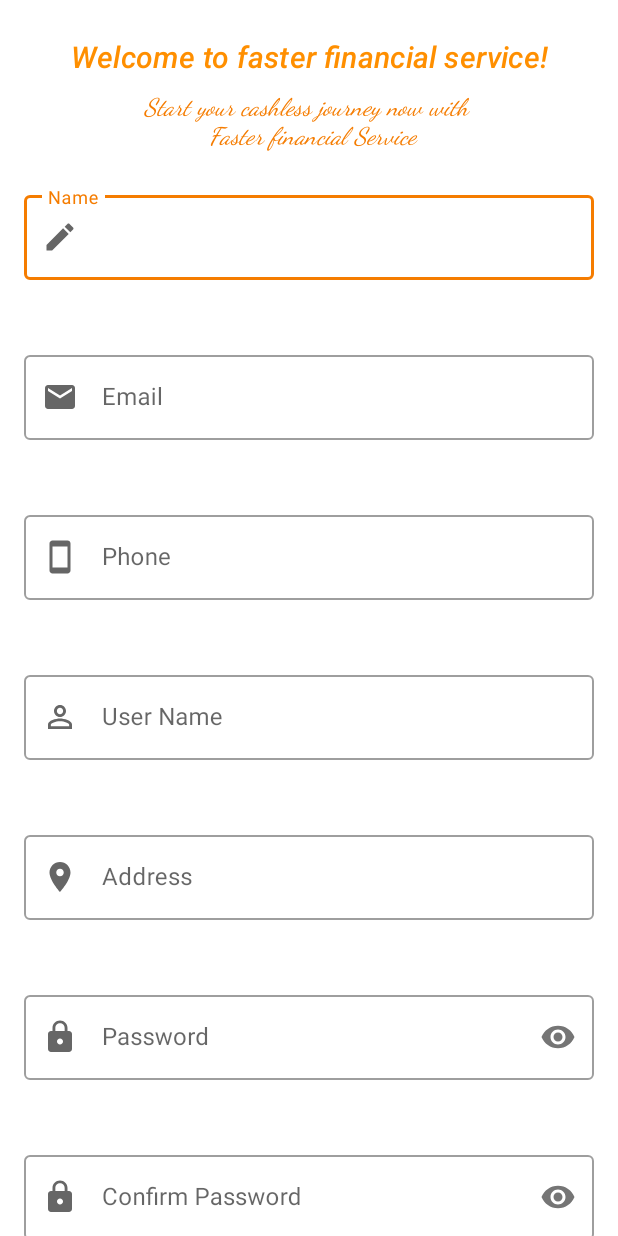
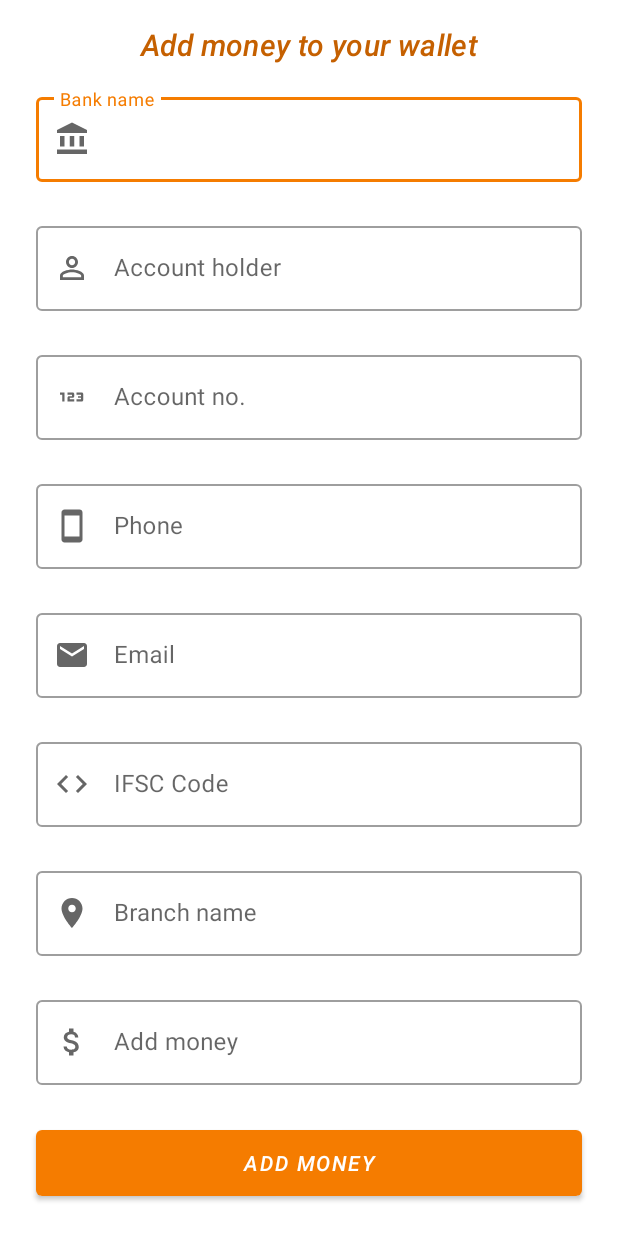
Before and after one commit to Sorabhkumar-dev/Data-store-android-implementation, an Android app: the layout fragment_add_money.xml on its own in the app's theme, with its tools: preview values and no code run, on a phone screen of 412 x 824 dp. Run offline under Robolectric (Android 15) with nearby library versions, the phone set to English and light mode, and no system bars.

Commit message:
chore:completed ui 90 %

```diff
--- /dev/null
+++ b/app/src/main/res/drawable/ic_add.xml
@@ -0,0 +1,5 @@
+<vector android:height="24dp" android:tint="#000000"
+    android:viewportHeight="24" android:viewportWidth="24"
+    android:width="24dp" xmlns:android="http://schemas.android.com/apk/res/android">
+    <path android:fillColor="@android:color/white" android:pathData="M19,13h-6v6h-2v-6H5v-2h6V5h2v6h6v2z"/>
+</vector>
--- /dev/null
+++ b/app/src/main/res/drawable/ic_bank.xml
@@ -0,0 +1,9 @@
+<vector android:height="24dp" android:tint="#000000"
+    android:viewportHeight="24" android:viewportWidth="24"
+    android:width="24dp" xmlns:android="http://schemas.android.com/apk/res/android">
+    <path android:fillColor="@android:color/white" android:pathData="M4,10h3v7h-3z"/>
+    <path android:fillColor="@android:color/white" android:pathData="M10.5,10h3v7h-3z"/>
+    <path android:fillColor="@android:color/white" android:pathData="M2,19h20v3h-20z"/>
+    <path android:fillColor="@android:color/white" android:pathData="M17,10h3v7h-3z"/>
+    <path android:fillColor="@android:color/white" android:pathData="M12,1l-10,5l0,2l20,0l0,-2z"/>
+</vector>
--- /dev/null
+++ b/app/src/main/res/drawable/ic_code.xml
@@ -0,0 +1,5 @@
+<vector android:height="24dp" android:tint="#000000"
+    android:viewportHeight="24" android:viewportWidth="24"
+    android:width="24dp" xmlns:android="http://schemas.android.com/apk/res/android">
+    <path android:fillColor="@android:color/white" android:pathData="M9.4,16.6L4.8,12l4.6,-4.6L8,6l-6,6 6,6 1.4,-1.4zM14.6,16.6l4.6,-4.6 -4.6,-4.6L16,6l6,6 -6,6 -1.4,-1.4z"/>
+</vector>
--- /dev/null
+++ b/app/src/main/res/drawable/ic_money.xml
@@ -0,0 +1,5 @@
+<vector android:height="24dp" android:tint="#000000"
+    android:viewportHeight="24" android:viewportWidth="24"
+    android:width="24dp" xmlns:android="http://schemas.android.com/apk/res/android">
+    <path android:fillColor="@android:color/white" android:pathData="M11.8,10.9c-2.27,-0.59 -3,-1.2 -3,-2.15 0,-1.09 1.01,-1.85 2.7,-1.85 1.78,0 2.44,0.85 2.5,2.1h2.21c-0.07,-1.72 -1.12,-3.3 -3.21,-3.81V3h-3v2.16c-1.94,0.42 -3.5,1.68 -3.5,3.61 0,2.31 1.91,3.46 4.7,4.13 2.5,0.6 3,1.48 3,2.41 0,0.69 -0.49,1.79 -2.7,1.79 -2.06,0 -2.87,-0.92 -2.98,-2.1h-2.2c0.12,2.19 1.76,3.42 3.68,3.83V21h3v-2.15c1.95,-0.37 3.5,-1.5 3.5,-3.55 0,-2.84 -2.43,-3.81 -4.7,-4.4z"/>
+</vector>
--- /dev/null
+++ b/app/src/main/res/drawable/ic_number.xml
@@ -0,0 +1,5 @@
+<vector android:height="24dp" android:tint="#000000"
+    android:viewportHeight="24" android:viewportWidth="24"
+    android:width="24dp" xmlns:android="http://schemas.android.com/apk/res/android">
+    <path android:fillColor="@android:color/white" android:pathData="M7,15H5.5v-4.5H4V9h3V15zM13.5,13.5h-3v-1h2c0.55,0 1,-0.45 1,-1V10c0,-0.55 -0.45,-1 -1,-1H9v1.5h3v1h-2c-0.55,0 -1,0.45 -1,1V15h4.5V13.5zM19.5,14v-4c0,-0.55 -0.45,-1 -1,-1H15v1.5h3v1h-2v1h2v1h-3V15h3.5C19.05,15 19.5,14.55 19.5,14z"/>
+</vector>
--- /dev/null
+++ b/app/src/main/res/drawable/ic_wallet.xml
@@ -0,0 +1,5 @@
+<vector android:height="24dp" android:tint="#000000"
+    android:viewportHeight="24" android:viewportWidth="24"
+    android:width="24dp" xmlns:android="http://schemas.android.com/apk/res/android">
+    <path android:fillColor="@android:color/white" android:pathData="M21,18v1c0,1.1 -0.9,2 -2,2L5,21c-1.11,0 -2,-0.9 -2,-2L3,5c0,-1.1 0.89,-2 2,-2h14c1.1,0 2,0.9 2,2v1h-9c-1.11,0 -2,0.9 -2,2v8c0,1.1 0.89,2 2,2h9zM12,16h10L22,8L12,8v8zM16,13.5c-0.83,0 -1.5,-0.67 -1.5,-1.5s0.67,-1.5 1.5,-1.5 1.5,0.67 1.5,1.5 -0.67,1.5 -1.5,1.5z"/>
+</vector>
--- a/app/src/main/res/layout/fragment_signup.xml
+++ b/app/src/main/res/layout/fragment_add_money.xml
@@ -4,8 +4,7 @@
     xmlns:tools="http://schemas.android.com/tools"
     android:layout_width="match_parent"
     android:layout_height="match_parent"
-    android:contentDescription="@string/app_name"
-    tools:context=".ui.fragment.SignUpFragment">
+    tools:context="com.sorabh.datastore.ui.fragment.AddMoneyFragment">
 
     <androidx.constraintlayout.widget.ConstraintLayout
         android:layout_width="match_parent"
@@ -16,222 +15,196 @@
             android:layout_width="wrap_content"
             android:layout_height="wrap_content"
             android:orientation="vertical"
-            app:layout_constraintGuide_begin="16dp" />
+            app:layout_constraintGuide_begin="24dp" />
 
         <androidx.constraintlayout.widget.Guideline
-            android:id="@+id/guide_end"
+            android:id="@id/guide_end"
             android:layout_width="wrap_content"
             android:layout_height="wrap_content"
             android:orientation="vertical"
-            app:layout_constraintGuide_end="16dp" />
+            app:layout_constraintGuide_end="24dp" />
 
         <com.google.android.material.textview.MaterialTextView
-            android:id="@+id/txv_welcome"
+            android:id="@+id/txv_add_money"
             android:layout_width="0dp"
             android:layout_height="wrap_content"
-            android:layout_marginTop="24dp"
+            android:layout_marginTop="16dp"
             android:gravity="center"
-            android:text="@string/welcome_to_faster_financial_service"
             android:textAppearance="@style/TextAppearance.MaterialComponents.Headline6"
-            android:textColor="?colorSecondary"
+            android:textColor="@color/amber_dark"
             android:textStyle="italic"
             app:layout_constraintEnd_toEndOf="@id/guide_end"
             app:layout_constraintStart_toStartOf="@id/guide_start"
-            app:layout_constraintTop_toTopOf="parent" />
+            app:layout_constraintTop_toTopOf="parent"
+            android:text="@string/add_money_to_your_wallet" />
 
-        <com.google.android.material.textview.MaterialTextView
-            android:id="@+id/txv_start_your"
-            style="@style/TextAppearance.MaterialComponents.Subtitle1"
+        <com.google.android.material.textfield.TextInputLayout
+            android:id="@+id/edt_bank_name_layout"
+            style="@style/Widget.MaterialComponents.TextInputLayout.OutlinedBox"
             android:layout_width="0dp"
             android:layout_height="wrap_content"
-            android:layout_marginTop="10dp"
-            android:fontFamily="sans-serif-medium"
-            android:gravity="center"
-            android:textAppearance="@style/TextAppearance.MaterialComponents.Headline6"
-            android:text="@string/start_your_cashless_journey_now"
-            android:textColor="@color/orange_700"
-            android:textStyle="italic"
-            app:fontFamily="cursive"
+            android:hint="@string/bank_name"
+            android:layout_marginTop="16dp"
             app:layout_constraintEnd_toEndOf="@id/guide_end"
             app:layout_constraintStart_toStartOf="@id/guide_start"
-            app:layout_constraintTop_toBottomOf="@id/txv_welcome" />
+            app:layout_constraintTop_toBottomOf="@id/txv_add_money"
+            app:startIconDrawable="@drawable/ic_bank">
+
+            <com.google.android.material.textfield.TextInputEditText
+                android:id="@+id/edt_bank_name"
+                android:layout_width="match_parent"
+                android:layout_height="match_parent"
+                android:inputType="text" />
+        </com.google.android.material.textfield.TextInputLayout>
+
 
         <com.google.android.material.textfield.TextInputLayout
-            android:id="@+id/txv_name_layout"
+            android:id="@+id/edt_account_holder_layout"
+            style="@style/Widget.MaterialComponents.TextInputLayout.OutlinedBox"
+            android:layout_width="0dp"
+            android:layout_height="wrap_content"
+            android:hint="@string/account_holder"
+            android:layout_marginTop="24dp"
+            app:layout_constraintEnd_toEndOf="@id/guide_end"
+            app:layout_constraintStart_toStartOf="@id/guide_start"
+            app:layout_constraintTop_toBottomOf="@id/edt_bank_name_layout"
+            app:startIconDrawable="@drawable/ic_user">
+
+            <com.google.android.material.textfield.TextInputEditText
+                android:id="@+id/edt_account_holder"
+                android:layout_width="match_parent"
+                android:layout_height="match_parent"
+                android:inputType="text" />
+        </com.google.android.material.textfield.TextInputLayout>
+
+        <com.google.android.material.textfield.TextInputLayout
+            android:id="@+id/edt_account_no_layout"
             style="@style/Widget.MaterialComponents.TextInputLayout.OutlinedBox"
             android:layout_width="0dp"
             android:layout_height="wrap_content"
             android:layout_marginTop="24dp"
-            android:hint="@string/name"
-            app:counterMaxLength="80"
-            app:errorEnabled="true"
-            app:errorIconDrawable="@drawable/ic_error"
-            app:errorIconTint="?colorError"
+            android:hint="@string/account_number"
             app:layout_constraintEnd_toEndOf="@id/guide_end"
             app:layout_constraintStart_toStartOf="@id/guide_start"
-            app:layout_constraintTop_toBottomOf="@id/txv_start_your"
-            app:startIconDrawable="@drawable/ic_edit">
+            app:layout_constraintTop_toBottomOf="@id/edt_account_holder_layout"
+            app:startIconDrawable="@drawable/ic_number">
 
             <com.google.android.material.textfield.TextInputEditText
-                android:id="@+id/txv_name"
+                android:id="@+id/edt_account_no"
                 android:layout_width="match_parent"
                 android:layout_height="match_parent"
-                android:inputType="text"/>
+                android:inputType="number" />
         </com.google.android.material.textfield.TextInputLayout>
 
         <com.google.android.material.textfield.TextInputLayout
-            android:id="@+id/txv_email_layout"
+            android:id="@+id/edt_phone_layout"
+            style="@style/Widget.MaterialComponents.TextInputLayout.OutlinedBox"
+            android:layout_width="0dp"
+            android:layout_height="wrap_content"
+            android:layout_marginTop="24dp"
+            android:hint="@string/phone"
+            app:layout_constraintEnd_toEndOf="@id/guide_end"
+            app:layout_constraintStart_toStartOf="@id/guide_start"
+            app:layout_constraintTop_toBottomOf="@id/edt_account_no_layout"
+            app:startIconDrawable="@drawable/ic_smartphone">
+
+            <com.google.android.material.textfield.TextInputEditText
+                android:id="@+id/edt_phone"
+                android:layout_width="match_parent"
+                android:layout_height="match_parent"
+                android:inputType="phone" />
+        </com.google.android.material.textfield.TextInputLayout>
+
+
+        <com.google.android.material.textfield.TextInputLayout
+            android:id="@+id/edt_email_layout"
             style="@style/Widget.MaterialComponents.TextInputLayout.OutlinedBox"
             android:layout_width="0dp"
             android:layout_height="wrap_content"
             android:layout_marginTop="24dp"
             android:hint="@string/email"
-            app:counterMaxLength="50"
-            app:errorEnabled="true"
-            app:errorIconDrawable="@drawable/ic_error"
-            app:errorIconTint="?colorError"
             app:layout_constraintEnd_toEndOf="@id/guide_end"
             app:layout_constraintStart_toStartOf="@id/guide_start"
-            app:layout_constraintTop_toBottomOf="@id/txv_name_layout"
+            app:layout_constraintTop_toBottomOf="@id/edt_phone_layout"
             app:startIconDrawable="@drawable/ic_email">
 
             <com.google.android.material.textfield.TextInputEditText
-                android:id="@+id/txv_email"
+                android:id="@+id/edt_email"
                 android:layout_width="match_parent"
                 android:layout_height="match_parent"
-                android:inputType="textEmailAddress"/>
+                android:inputType="textEmailAddress" />
         </com.google.android.material.textfield.TextInputLayout>
 
         <com.google.android.material.textfield.TextInputLayout
-            android:id="@+id/txv_phone_layout"
+            android:id="@+id/edt_ifsc_layout"
             style="@style/Widget.MaterialComponents.TextInputLayout.OutlinedBox"
             android:layout_width="0dp"
             android:layout_height="wrap_content"
             android:layout_marginTop="24dp"
-            android:hint="@string/phone"
-            app:counterMaxLength="10"
-            app:errorEnabled="true"
-            app:errorIconDrawable="@drawable/ic_error"
-            app:errorIconTint="?colorError"
+            android:hint="@string/ifsc_code"
             app:layout_constraintEnd_toEndOf="@id/guide_end"
             app:layout_constraintStart_toStartOf="@id/guide_start"
-            app:layout_constraintTop_toBottomOf="@id/txv_email_layout"
-            app:startIconDrawable="@drawable/ic_smartphone">
+            app:layout_constraintTop_toBottomOf="@id/edt_email_layout"
+            app:startIconDrawable="@drawable/ic_code">
 
             <com.google.android.material.textfield.TextInputEditText
-                android:id="@+id/txv_phone"
+                android:id="@+id/edt_ifsc_code"
                 android:layout_width="match_parent"
                 android:layout_height="match_parent"
-                android:inputType="phone"/>
+                android:inputType="text" />
         </com.google.android.material.textfield.TextInputLayout>
 
         <com.google.android.material.textfield.TextInputLayout
-            android:id="@+id/txv_user_name_layout"
+            android:id="@+id/edt_branch_layout"
             style="@style/Widget.MaterialComponents.TextInputLayout.OutlinedBox"
             android:layout_width="0dp"
             android:layout_height="wrap_content"
             android:layout_marginTop="24dp"
-            android:hint="@string/user_name"
-            app:counterMaxLength="30"
-            app:errorEnabled="true"
-            app:errorIconDrawable="@drawable/ic_error"
-            app:errorIconTint="?colorError"
+            android:hint="@string/branch_name"
             app:layout_constraintEnd_toEndOf="@id/guide_end"
             app:layout_constraintStart_toStartOf="@id/guide_start"
-            app:layout_constraintTop_toBottomOf="@id/txv_phone_layout"
-            app:startIconDrawable="@drawable/ic_user">
+            app:layout_constraintTop_toBottomOf="@id/edt_ifsc_layout"
+            app:startIconDrawable="@drawable/ic_location">
 
             <com.google.android.material.textfield.TextInputEditText
-                android:id="@+id/txv_user_name"
+                android:id="@+id/edt_branch_name"
                 android:layout_width="match_parent"
                 android:layout_height="match_parent"
-                android:inputType="text"/>
+                android:inputType="text" />
         </com.google.android.material.textfield.TextInputLayout>
 
         <com.google.android.material.textfield.TextInputLayout
-            android:id="@+id/txv_address_layout"
+            android:id="@+id/edt_balance_layout"
             style="@style/Widget.MaterialComponents.TextInputLayout.OutlinedBox"
             android:layout_width="0dp"
             android:layout_height="wrap_content"
             android:layout_marginTop="24dp"
-            android:hint="@string/address"
-            app:counterMaxLength="100"
-            app:errorEnabled="true"
-            app:errorIconDrawable="@drawable/ic_error"
-            app:errorIconTint="?colorError"
+            android:hint="@string/add_money"
             app:layout_constraintEnd_toEndOf="@id/guide_end"
             app:layout_constraintStart_toStartOf="@id/guide_start"
-            app:layout_constraintTop_toBottomOf="@id/txv_user_name_layout"
-            app:startIconDrawable="@drawable/ic_location">
+            app:layout_constraintTop_toBottomOf="@id/edt_branch_layout"
+            app:startIconDrawable="@drawable/ic_money">
 
             <com.google.android.material.textfield.TextInputEditText
-                android:id="@+id/txv_address"
+                android:id="@+id/edt_balance"
                 android:layout_width="match_parent"
                 android:layout_height="match_parent"
-                android:inputType="textPostalAddress"/>
-        </com.google.android.material.textfield.TextInputLayout>
-
-        <com.google.android.material.textfield.TextInputLayout
-            android:id="@+id/txv_password_layout"
-            style="@style/Widget.MaterialComponents.TextInputLayout.OutlinedBox"
-            android:layout_width="0dp"
-            android:layout_height="wrap_content"
-            android:layout_marginTop="24dp"
-            android:hint="@string/password"
-            app:counterMaxLength="30"
-            app:errorEnabled="true"
-            app:errorIconDrawable="@drawable/ic_error"
-            app:errorIconTint="?colorError"
-            app:passwordToggleEnabled="true"
-            app:layout_constraintEnd_toEndOf="@id/guide_end"
-            app:layout_constraintStart_toStartOf="@id/guide_start"
-            app:layout_constraintTop_toBottomOf="@id/txv_address_layout"
-            app:startIconDrawable="@drawable/ic_lock">
-
-            <com.google.android.material.textfield.TextInputEditText
-                android:id="@+id/txv_password"
-                android:layout_width="match_parent"
-                android:layout_height="match_parent"
-                android:inputType="textPassword"/>
-        </com.google.android.material.textfield.TextInputLayout>
-
-        <com.google.android.material.textfield.TextInputLayout
-            android:id="@+id/txv_confirm_password_layout"
-            style="@style/Widget.MaterialComponents.TextInputLayout.OutlinedBox"
-            android:layout_width="0dp"
-            android:layout_height="wrap_content"
-            android:layout_marginTop="24dp"
-            android:hint="@string/confirm_password"
-            app:counterMaxLength="30"
-            app:errorEnabled="true"
-            app:errorIconDrawable="@drawable/ic_error"
-            app:errorIconTint="?colorError"
-            app:passwordToggleEnabled="true"
-            app:layout_constraintEnd_toEndOf="@id/guide_end"
-            app:layout_constraintStart_toStartOf="@id/guide_start"
-            app:layout_constraintTop_toBottomOf="@id/txv_password_layout"
-            app:startIconDrawable="@drawable/ic_lock">
-
-            <com.google.android.material.textfield.TextInputEditText
-                android:id="@+id/txv_confirm_password"
-                android:layout_width="match_parent"
-                android:layout_height="match_parent"
-                android:inputType="textPassword"/>
+                android:inputType="number" />
         </com.google.android.material.textfield.TextInputLayout>
 
         <com.google.android.material.button.MaterialButton
-            android:id="@+id/btn_sign_up"
+            android:id="@+id/btn_add_money"
             android:layout_width="0dp"
-            android:layout_height="56dp"
+            android:layout_height="?actionBarSize"
             android:layout_marginTop="24dp"
-            android:layout_marginBottom="300dp"
-            android:text="@string/sign_up"
+            android:text="@string/add_money"
             android:textColor="@color/white"
             android:textStyle="italic"
+            app:cornerRadius="4dp"
+            android:layout_marginBottom="60dp"
             app:layout_constraintBottom_toBottomOf="parent"
             app:layout_constraintEnd_toEndOf="@id/guide_end"
             app:layout_constraintStart_toStartOf="@id/guide_start"
-            app:layout_constraintTop_toBottomOf="@id/txv_confirm_password_layout" />
-
+            app:layout_constraintTop_toBottomOf="@id/edt_balance_layout" />
     </androidx.constraintlayout.widget.ConstraintLayout>
 </androidx.core.widget.NestedScrollView>
--- a/app/src/main/res/layout/fragment_home.xml
+++ b/app/src/main/res/layout/fragment_home.xml
@@ -91,7 +91,7 @@
         android:layout_height="wrap_content"
         android:layout_marginTop="10dp"
         android:layout_marginEnd="10dp"
-        android:text="@string/wallet"
+        android:text="@string/account"
         android:textColor="@color/white"
         android:textStyle="italic"
         app:cornerRadius="5dp"
--- a/app/src/main/res/values/strings.xml
+++ b/app/src/main/res/values/strings.xml
@@ -10,14 +10,25 @@
     <string name="sign_up">SignUp</string>
     <string name="or">OR</string>
     <string name="login">Login</string>
-    <string name="wallet">Wallet</string>
+    <string name="account">Account</string>
+    <string name="account_holder">Account holder</string>
+    <string name="account_number">Account no.</string>
+    <string name="ifsc_code">IFSC Code</string>
+    <string name="branch_name">Branch name</string>
+    <string name="bank_name">Bank name</string>
     <string name="pay">Pay</string>
+    <string name="add_money">Add money</string>
     <string name="loading">Loading…</string>
-    <string name="powered_by_truly">Powered by Truly!</string>
+    <string name="powered_by_truly">Powered by Truly</string>
     <string name="please_fill_all_the_fields">Please fill all the fields</string>
     <string name="pay_with_faster_finance_and_get_exclusive_cashback_and_rewards_point">Pay with faster finance ang get exclusive cashback and rewards points.</string>
     <string name="welcome_to_faster_financial_service">Welcome to faster financial service!</string>
     <string name="start_your_cashless_journey_now">Start your cashless journey now with \n Faster financial Service</string>
     <string name="count">%d%%</string>
     <string name="hello_blank_fragment">Hello blank fragment</string>
+    <string name="faster_financial_services">Faster Financial Services</string>
+    <string name="add_money_to_your_wallet">Add money to your wallet</string>
+    <string name="send_money_from_your_account">Send money from your account</string>
+    <string name="receiver_name">Receiver name</string>
+    <string name="amount">Amount</string>
 </resources>
```
Also changed, not shown: app/src/main/java/com/sorabh/datastore/domain/model/Account.kt (added, +12 -0 lines), app/src/main/java/com/sorabh/datastore/ui/fragment/AccountFragment.kt (added, +30 -0 lines), app/src/main/java/com/sorabh/datastore/ui/fragment/AddMoneyFragment.kt (added, +24 -0 lines), app/src/main/java/com/sorabh/datastore/ui/fragment/HomeFragment.kt (+23 -11 lines), app/src/main/java/com/sorabh/datastore/ui/fragment/SendMoneyFragment.kt (added, +24 -0 lines), app/src/main/res/layout/fragment_account.xml (added, +127 -0 lines), app/src/main/res/layout/fragment_send_money.xml (added, +94 -0 lines), app/src/main/res/layout/fragment_sign_in.xml (+6 -6 lines), app/src/main/res/navigation/nav_graph.xml (+27 -1 lines).
